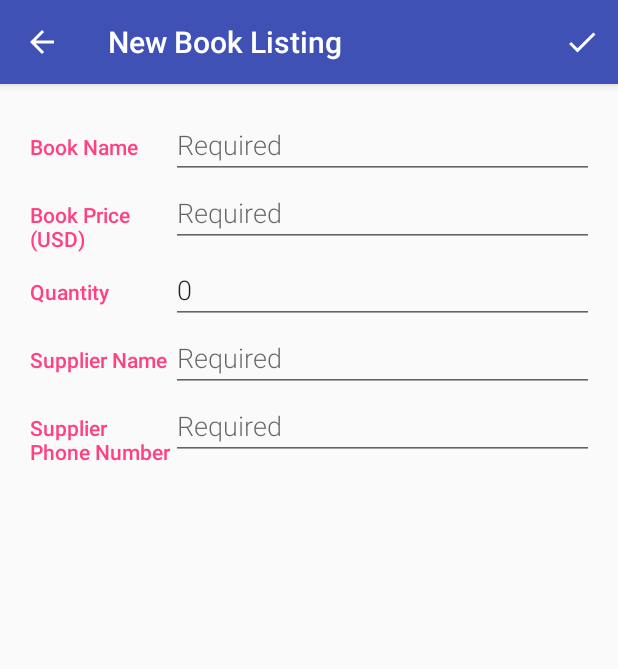
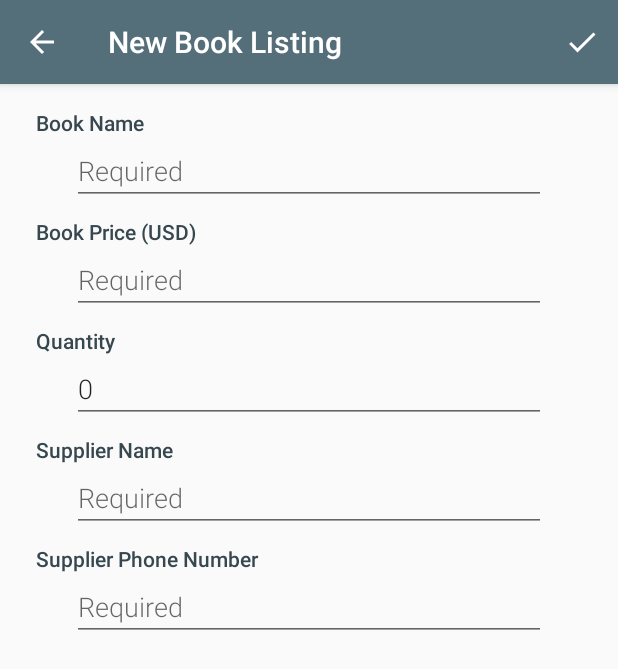
Before and after one commit to jrm5100/ABND-07-InventoryApp, an Android app: the AddOrEditActivity screen opened directly, with no data from a screen before it, on a phone screen of 412 x 824 dp. Shown: the top 669 px of the screen. Run offline under Robolectric (Android 15) with nearby library versions, the phone set to English and light mode, and no system bars.

Commit message:
Fixed Add/Edit Layout

```diff
--- a/app/src/main/res/layout/activity_add_or_edit.xml
+++ b/app/src/main/res/layout/activity_add_or_edit.xml
@@ -11,38 +11,19 @@
     android:focusable="true"
     android:focusableInTouchMode="true">
 
-    <!-- Overview category -->
-    <LinearLayout
-        android:layout_width="match_parent"
-        android:layout_height="wrap_content"
-        android:orientation="horizontal">
-
-        <!-- Input fields -->
-        <LinearLayout
-            android:layout_height="wrap_content"
-            android:layout_width="0dp"
-            android:layout_weight="2"
-            android:paddingLeft="4dp"
-            android:orientation="vertical">
-
     <!-- Book Name field -->
     <LinearLayout
         android:layout_width="match_parent"
         android:layout_height="wrap_content"
-                android:orientation="horizontal">
+        android:orientation="vertical">
 
         <TextView
             android:id="@+id/edit_book_name_label"
             android:text="@string/edit_book_name"
-                    android:layout_width="0dp"
-                    android:layout_weight="1"
-                    android:layout_height="wrap_content"
-                    style="@style/CategoryStyle"/>
+            style="@style/LabelStyle"/>
 
         <EditText
             android:id="@+id/edit_book_name"
-                    android:layout_width="0dp"
-                    android:layout_weight="3"
             android:hint="@string/required"
             android:inputType="textCapWords"
             style="@style/EditorFieldStyle" />
@@ -53,20 +34,15 @@
     <LinearLayout
         android:layout_width="match_parent"
         android:layout_height="wrap_content"
-                android:orientation="horizontal">
+        android:orientation="vertical">
 
         <TextView
             android:id="@+id/edit_price_label"
             android:text="@string/edit_price"
-                    android:layout_width="0dp"
-                    android:layout_weight="1"
-                    android:layout_height="wrap_content"
-                    style="@style/CategoryStyle"/>
+            style="@style/LabelStyle"/>
 
         <EditText
             android:id="@+id/edit_price"
-                    android:layout_width="0dp"
-                    android:layout_weight="3"
             android:hint="@string/required"
             android:singleLine="true"
             android:inputType="number"
@@ -80,20 +56,15 @@
     <LinearLayout
         android:layout_width="match_parent"
         android:layout_height="wrap_content"
-                android:orientation="horizontal">
+        android:orientation="vertical">
 
         <TextView
             android:id="@+id/edit_quantity_label"
             android:text="@string/edit_quantity"
-                    android:layout_width="0dp"
-                    android:layout_weight="1"
-                    android:layout_height="wrap_content"
-                    style="@style/CategoryStyle"/>
+            style="@style/LabelStyle"/>
 
         <EditText
             android:id="@+id/edit_quantity"
-                    android:layout_width="0dp"
-                    android:layout_weight="3"
             android:text="@string/zero"
             android:singleLine="true"
             android:inputType="number"
@@ -106,20 +77,15 @@
     <LinearLayout
         android:layout_width="match_parent"
         android:layout_height="wrap_content"
-                android:orientation="horizontal">
+        android:orientation="vertical">
 
         <TextView
             android:id="@+id/edit_supplier_name_label"
             android:text="@string/edit_supplier_name"
-                    android:layout_width="0dp"
-                    android:layout_weight="1"
-                    android:layout_height="wrap_content"
-                    style="@style/CategoryStyle"/>
+            style="@style/LabelStyle"/>
 
         <EditText
             android:id="@+id/edit_supplier_name"
-                    android:layout_width="0dp"
-                    android:layout_weight="3"
             android:hint="@string/required"
             android:inputType="textCapWords"
             style="@style/EditorFieldStyle" />
@@ -132,20 +98,15 @@
     <LinearLayout
         android:layout_width="match_parent"
         android:layout_height="wrap_content"
-                android:orientation="horizontal">
+        android:orientation="vertical">
 
         <TextView
             android:id="@+id/edit_supplier_phone_label"
             android:text="@string/edit_supplier_phone"
-                    android:layout_width="0dp"
-                    android:layout_weight="1"
-                    android:layout_height="wrap_content"
-                    style="@style/CategoryStyle"/>
+            style="@style/LabelStyle"/>
 
         <EditText
             android:id="@+id/edit_supplier_phone"
-                    android:layout_width="0dp"
-                    android:layout_weight="3"
             android:hint="@string/required"
             android:inputType="phone"
             style="@style/EditorFieldStyle" />
@@ -153,5 +114,3 @@
     </LinearLayout>
 
 </LinearLayout>
-    </LinearLayout>
-</LinearLayout>
--- a/app/src/main/res/layout/activity_detail.xml
+++ b/app/src/main/res/layout/activity_detail.xml
@@ -17,7 +17,7 @@
         <!-- Label -->
         <TextView
             android:text="@string/overview"
-            style="@style/CategoryStyle" />
+            style="@style/LabelStyle" />
 
         <!-- Input fields -->
         <LinearLayout
--- a/app/src/main/res/values/colors.xml
+++ b/app/src/main/res/values/colors.xml
@@ -1,7 +1,7 @@
 <?xml version="1.0" encoding="utf-8"?>
 <resources>
-    <color name="colorPrimary">#3F51B5</color>
-    <color name="colorPrimaryDark">#303F9F</color>
-    <color name="colorAccent">#FF4081</color>
+    <color name="colorPrimary">#546e7a</color>
+    <color name="colorPrimaryDark">#37474f</color>
+    <color name="colorAccent">#ffab40</color>
 
 </resources>
--- a/app/src/main/res/values/dimens.xml
+++ b/app/src/main/res/values/dimens.xml
@@ -2,4 +2,6 @@
 <resources>
     <!-- Common margin value used throughout the app -->
     <dimen name="activity_margin">16dp</dimen>
+    <!-- Height of the add or edit label/EditText rows -->
+    <dimen name="add_or_edit_height">64dp</dimen>
 </resources>
--- a/app/src/main/res/values/styles.xml
+++ b/app/src/main/res/values/styles.xml
@@ -9,12 +9,15 @@
     </style>
 
     <!-- Style for a category in the editor -->
-    <style name="CategoryStyle">
+    <style name="LabelStyle">
+        android:layout_width="0dp"
+        android:layout_weight="1"
+        android:layout_height="wrap_content"
         <item name="android:layout_height">wrap_content</item>
-        <item name="android:layout_width">0dp</item>
-        <item name="android:layout_weight">1</item>
-        <item name="android:paddingTop">16dp</item>
-        <item name="android:textColor">@color/colorAccent</item>
+        <item name="android:layout_width">match_parent</item>
+        <item name="android:layout_marginLeft">8dp</item>
+        <item name="android:layout_marginRight">8dp</item>
+        <item name="android:textColor">@color/colorPrimaryDark</item>
         <item name="android:fontFamily">sans-serif-medium</item>
         <item name="android:textAppearance">?android:textAppearanceSmall</item>
     </style>
@@ -23,6 +26,9 @@
     <style name="EditorFieldStyle">
         <item name="android:layout_height">wrap_content</item>
         <item name="android:layout_width">match_parent</item>
+        <item name="android:layout_marginLeft">32dp</item>
+        <item name="android:layout_marginRight">32dp</item>
+        <item name="android:layout_marginBottom">8dp</item>
         <item name="android:fontFamily">sans-serif-light</item>
         <item name="android:textAppearance">?android:textAppearanceMedium</item>
     </style>
```
Lines whose indentation alone changed are shown as unchanged.
